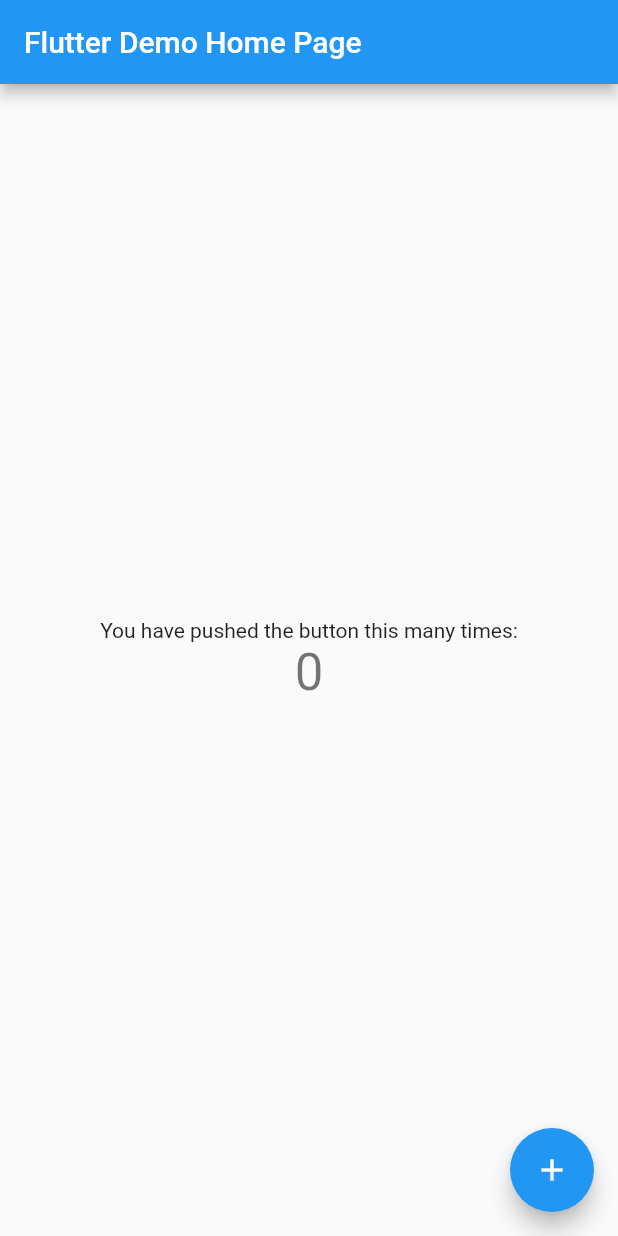
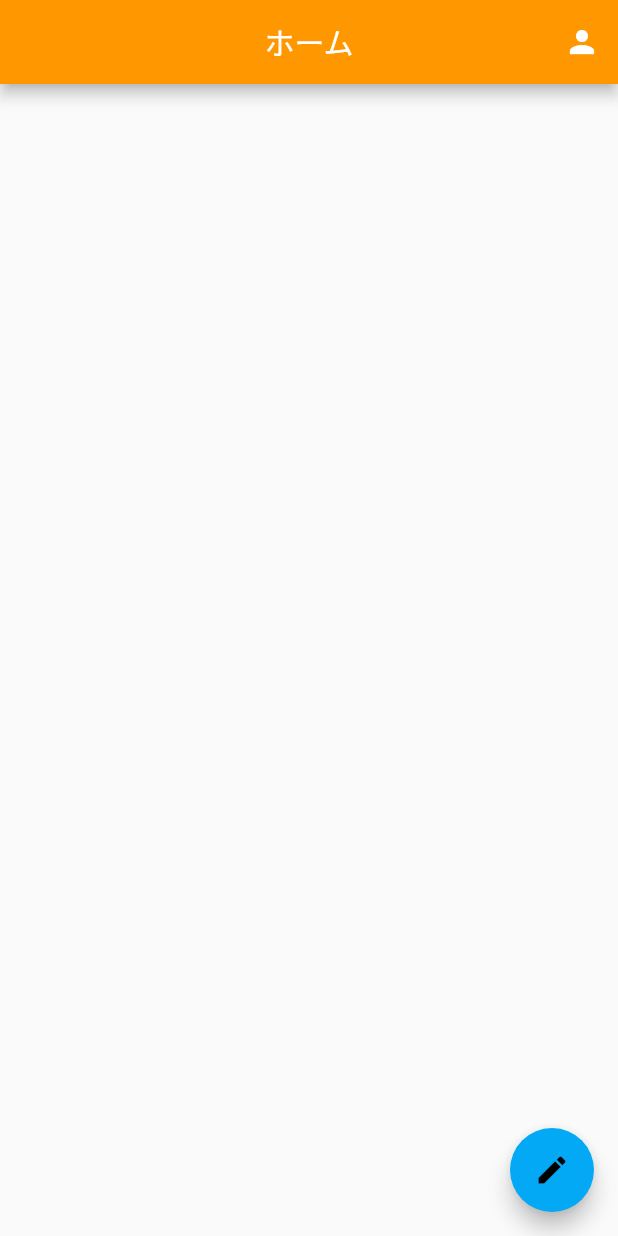
Before and after one commit to dshukertjr/menta_sample, a Flutter app: the screen it shows after launch, on a phone screen of 412 x 824 dp. Run offline on Flutter 3.47's test engine with Material 2 defaults, Android fonts, the phone set to English and light mode, and no system bars; our stand-ins replace cloud_firestore, firebase_auth; accounts and stored records are empty.

```diff
--- a/flutter/lib/main.dart
+++ b/flutter/lib/main.dart
@@ -1,4 +1,5 @@
 import 'package:flutter/material.dart';
+import 'package:sample/pages/home_page.dart';
 
 void main() => runApp(MyApp());
 
@@ -6,58 +7,17 @@ class MyApp extends StatelessWidget {
   @override
   Widget build(BuildContext context) {
     return MaterialApp(
-      title: 'Flutter Demo',
+      title: 'Sample',
       theme: ThemeData(
-        primarySwatch: Colors.blue,
+        primaryColor: Colors.orange,
+        primaryColorBrightness: Brightness.dark,
+        accentColor: Colors.lightBlue,
+        accentColorBrightness: Brightness.dark,
+        inputDecorationTheme: InputDecorationTheme(
+          border: OutlineInputBorder(),
+        ),
       ),
-      home: MyHomePage(title: 'Flutter Demo Home Page'),
+      home: HomePage(),
     );
   }
 }
-
-class MyHomePage extends StatefulWidget {
-  MyHomePage({Key key, this.title}) : super(key: key);
-
-  final String title;
-
-  @override
-  _MyHomePageState createState() => _MyHomePageState();
-}
-
-class _MyHomePageState extends State<MyHomePage> {
-  int _counter = 0;
-
-  void _incrementCounter() {
-    setState(() {
-      _counter++;
-    });
-  }
-
-  @override
-  Widget build(BuildContext context) {
-    return Scaffold(
-      appBar: AppBar(
-        title: Text(widget.title),
-      ),
-      body: Center(
-        child: Column(
-          mainAxisAlignment: MainAxisAlignment.center,
-          children: <Widget>[
-            Text(
-              'You have pushed the button this many times:',
-            ),
-            Text(
-              '$_counter',
-              style: Theme.of(context).textTheme.display1,
-            ),
-          ],
-        ),
-      ),
-      floatingActionButton: FloatingActionButton(
-        onPressed: _incrementCounter,
-        tooltip: 'Increment',
-        child: Icon(Icons.add),
-      ),
-    );
-  }
-}
--- /dev/null
+++ b/flutter/lib/pages/home_page.dart
@@ -0,0 +1,37 @@
+import 'package:flutter/material.dart';
+import 'package:sample/pages/compose_post_page.dart';
+import 'package:sample/pages/edit_profile_page.dart';
+
+class HomePage extends StatelessWidget {
+  @override
+  Widget build(BuildContext context) {
+    return Scaffold(
+      appBar: AppBar(
+        centerTitle: true,
+        title: Text('ホーム'),
+        actions: <Widget>[
+          IconButton(
+            icon: Icon(Icons.person),
+            onPressed: () {
+              Navigator.push(
+                  (context),
+                  MaterialPageRoute(
+                    builder: (context) => EditProfilePage(),
+                  ));
+            },
+          ),
+        ],
+      ),
+      floatingActionButton: FloatingActionButton(
+        onPressed: () {
+          Navigator.push(
+              (context),
+              MaterialPageRoute(
+                builder: (context) => ComposePostPage(),
+              ));
+        },
+        child: Icon(Icons.edit),
+      ),
+    );
+  }
+}
--- a/flutter/pubspec.yaml
+++ b/flutter/pubspec.yaml
@@ -4,7 +4,7 @@ description: A new Flutter project.
 version: 1.0.0+1
 
 environment:
-  sdk: '>=2.1.0 <3.0.0'
+  sdk: '>=2.2.0 <3.0.0'
 
 dependencies:
   flutter:
@@ -13,6 +13,9 @@ dependencies:
   cloud_firestore: ^0.13.1+1
   firebase_auth: ^0.15.4
   firebase_storage: ^3.1.1
+  flutter_bloc: ^3.2.0
+  equatable: ^1.0.3
+  cached_network_image: ^2.0.0
 
 dev_dependencies:
   flutter_test:
```
Also changed, not shown: flutter/lib/data_providers/auth_provider.dart (added, +26 -0 lines), flutter/lib/data_providers/firestore_provider.dart (added, +12 -0 lines), flutter/lib/models/post.dart (added, +18 -0 lines), flutter/lib/models/user.dart (added, +24 -0 lines), flutter/lib/pages/compose_post_page.dart (added, +13 -0 lines), flutter/lib/pages/edit_profile_page.dart (added, +67 -0 lines), flutter/lib/widgets/profile_image.dart (added, +64 -0 lines), flutter/pubspec.lock.
